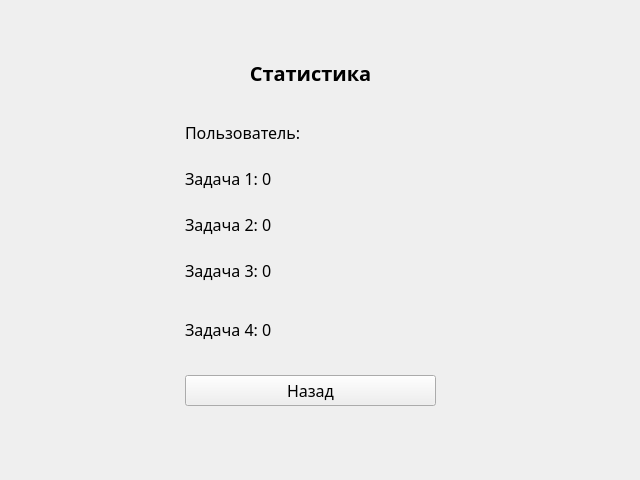
This is Frontend/statswidget.ui in Svyatofslav/project-TiMP as Qt 5 draws it before an edit. The edited form follows.
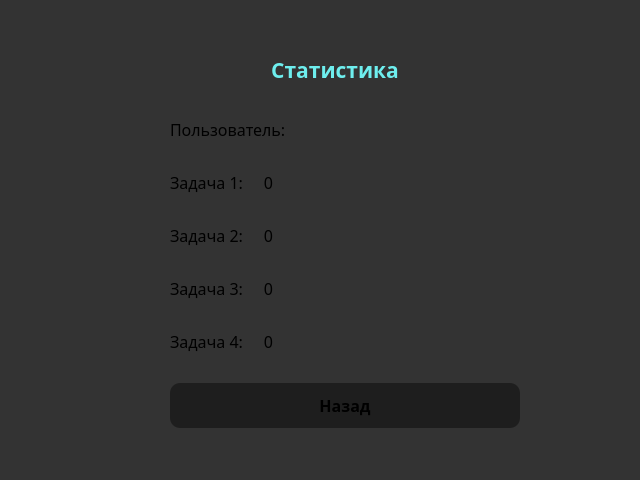
This is the edited form.

What changed in the file:
```diff
--- a/Frontend/statswidget.ui
+++ b/Frontend/statswidget.ui
@@ -19,40 +19,110 @@
   <property name="windowTitle">
    <string>Form</string>
   </property>
-  <widget class="QWidget" name="verticalLayoutWidget">
+  <property name="styleSheet">
+   <string notr="true">background-color: rgb(51, 51, 51)</string>
+  </property>
+  <widget class="QPushButton" name="btnBack">
    <property name="geometry">
     <rect>
      <x>170</x>
-     <y>30</y>
-     <width>281</width>
-     <height>391</height>
+     <y>383</y>
+     <width>350</width>
+     <height>45</height>
     </rect>
    </property>
-   <layout class="QVBoxLayout" name="verticalLayout" stretch="2,1,1,1,1,2,0">
-    <property name="spacing">
-     <number>18</number>
-    </property>
-    <property name="leftMargin">
-     <number>15</number>
-    </property>
-    <property name="topMargin">
-     <number>15</number>
-    </property>
-    <property name="rightMargin">
-     <number>15</number>
-    </property>
-    <property name="bottomMargin">
-     <number>15</number>
-    </property>
-    <item>
+   <property name="font">
+    <font>
+     <family>Sitka</family>
+     <pointsize>12</pointsize>
+     <bold>true</bold>
+    </font>
+   </property>
+   <property name="styleSheet">
+    <string notr="true">/*Кнопка*/;
+border-radius: 10px;
+background-color: rgb(30, 30, 30);</string>
+   </property>
+   <property name="text">
+    <string>Назад</string>
+   </property>
+  </widget>
+  <widget class="QLabel" name="labelT3">
+   <property name="geometry">
+    <rect>
+     <x>170</x>
+     <y>277</y>
+     <width>350</width>
+     <height>23</height>
+    </rect>
+   </property>
+   <property name="font">
+    <font>
+     <family>Sitka</family>
+     <pointsize>12</pointsize>
+    </font>
+   </property>
+   <property name="text">
+    <string>Задача 3:     0</string>
+   </property>
+  </widget>
+  <widget class="QLabel" name="labelT1">
+   <property name="geometry">
+    <rect>
+     <x>170</x>
+     <y>171</y>
+     <width>350</width>
+     <height>23</height>
+    </rect>
+   </property>
+   <property name="font">
+    <font>
+     <family>Sitka</family>
+     <pointsize>12</pointsize>
+    </font>
+   </property>
+   <property name="text">
+    <string>Задача 1:     0</string>
+   </property>
+  </widget>
+  <widget class="QLabel" name="labelT2">
+   <property name="geometry">
+    <rect>
+     <x>170</x>
+     <y>224</y>
+     <width>350</width>
+     <height>23</height>
+    </rect>
+   </property>
+   <property name="font">
+    <font>
+     <family>Sitka</family>
+     <pointsize>12</pointsize>
+    </font>
+   </property>
+   <property name="text">
+    <string>Задача 2:     0</string>
+   </property>
+  </widget>
      <widget class="QLabel" name="labelTitle">
+   <property name="geometry">
+    <rect>
+     <x>160</x>
+     <y>40</y>
+     <width>350</width>
+     <height>60</height>
+    </rect>
+   </property>
       <property name="font">
        <font>
         <family>Sitka</family>
-        <pointsize>15</pointsize>
+     <pointsize>16</pointsize>
         <bold>true</bold>
        </font>
       </property>
+   <property name="styleSheet">
+    <string notr="true">color: #6eeeee;</string>
+   </property>
       <property name="text">
        <string>Статистика</string>
       </property>
@@ -60,50 +130,43 @@
        <set>Qt::AlignmentFlag::AlignCenter</set>
       </property>
      </widget>
-    </item>
-    <item>
+  <widget class="QLabel" name="labelT4">
+   <property name="geometry">
+    <rect>
+     <x>170</x>
+     <y>330</y>
+     <width>350</width>
+     <height>23</height>
+    </rect>
+   </property>
+   <property name="font">
+    <font>
+     <family>Sitka</family>
+     <pointsize>12</pointsize>
+    </font>
+   </property>
+   <property name="text">
+    <string>Задача 4:     0</string>
+   </property>
+  </widget>
      <widget class="QLabel" name="label_2">
+   <property name="geometry">
+    <rect>
+     <x>170</x>
+     <y>118</y>
+     <width>350</width>
+     <height>23</height>
+    </rect>
+   </property>
+   <property name="font">
+    <font>
+     <family>Sitka</family>
+     <pointsize>12</pointsize>
+    </font>
+   </property>
       <property name="text">
        <string>Пользователь: &lt;login&gt;</string>
       </property>
-     </widget>
-    </item>
-    <item>
-     <widget class="QLabel" name="labelT1">
-      <property name="text">
-       <string>Задача 1: 0</string>
-      </property>
-     </widget>
-    </item>
-    <item>
-     <widget class="QLabel" name="labelT2">
-      <property name="text">
-       <string>Задача 2: 0</string>
-      </property>
-     </widget>
-    </item>
-    <item>
-     <widget class="QLabel" name="labelT3">
-      <property name="text">
-       <string>Задача 3: 0</string>
-      </property>
-     </widget>
-    </item>
-    <item>
-     <widget class="QLabel" name="labelT4">
-      <property name="text">
-       <string>Задача 4: 0</string>
-      </property>
-     </widget>
-    </item>
-    <item>
-     <widget class="QPushButton" name="btnBack">
-      <property name="text">
-       <string>Назад</string>
-      </property>
-     </widget>
-    </item>
-   </layout>
   </widget>
  </widget>
  <resources/>
```
Lines whose indentation alone changed are shown as unchanged.
